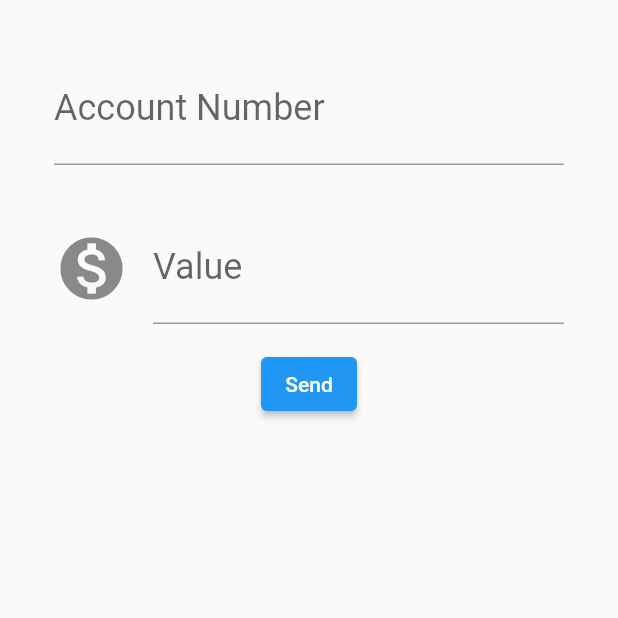
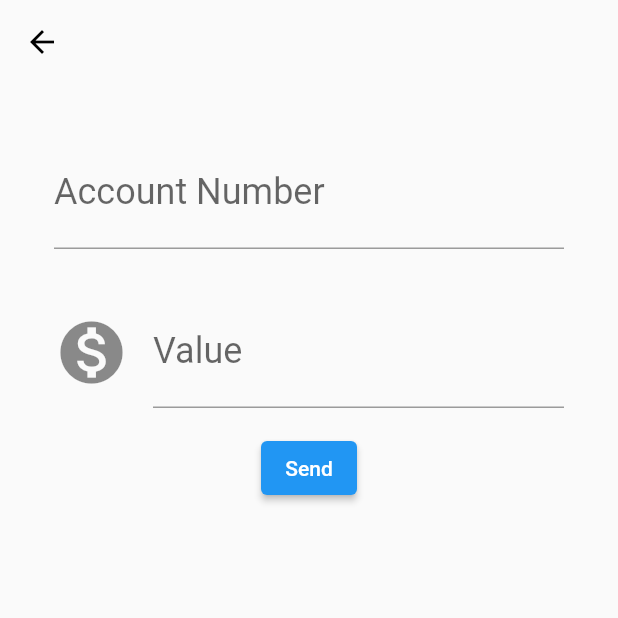
Before and after one commit to claick-oliveira/flutter-app-example, a Flutter app: the NewTransferForm screen opened by its route, on a phone screen of 412 x 824 dp, the top half of it. Run offline on Flutter 3.47's test engine with Material 2 defaults, Android fonts, the phone set to English and light mode, and no system bars; our stand-ins replace google_fonts.

Commit message:
Added appbar to form transfer

```diff
--- a/lib/screens/transfer/form.dart
+++ b/lib/screens/transfer/form.dart
@@ -28,6 +28,13 @@ class NewTransferForm extends StatelessWidget {
   @override
   Widget build(BuildContext context) {
     return Scaffold(
+      appBar: AppBar(
+        leading: const BackButton(
+          color: Colors.black,
+        ),
+        elevation: 0,
+        backgroundColor: Colors.transparent,
+      ),
       body: SingleChildScrollView(
         child: Container(
           padding: const EdgeInsets.symmetric(horizontal: 20, vertical: 20),
```
